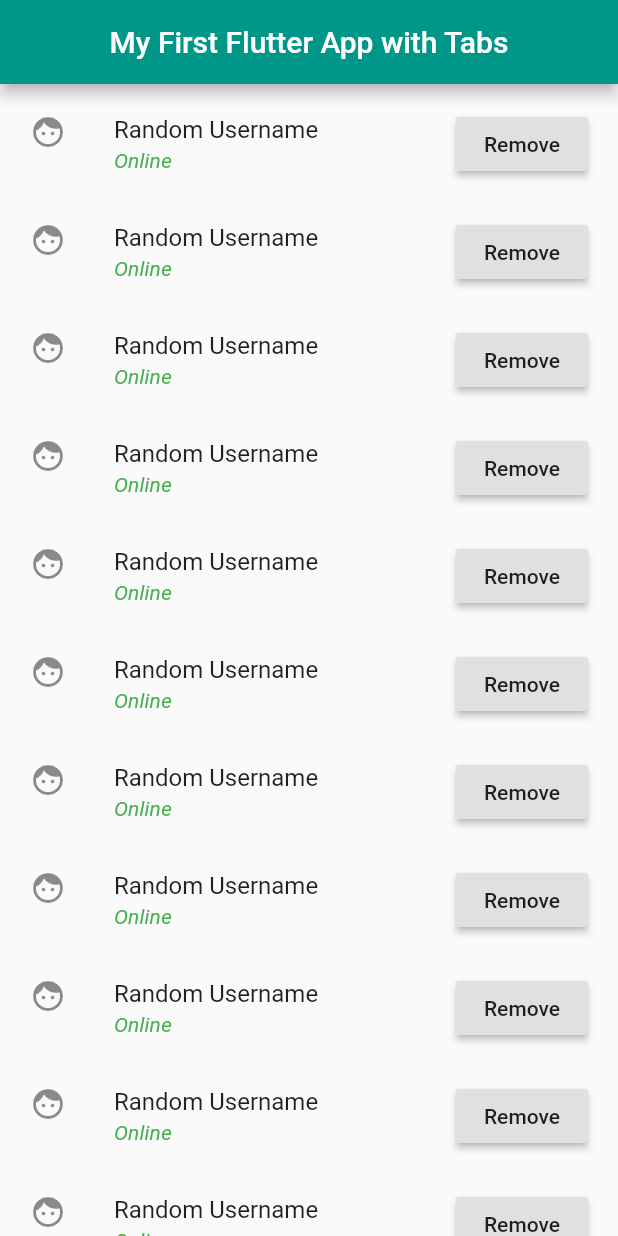
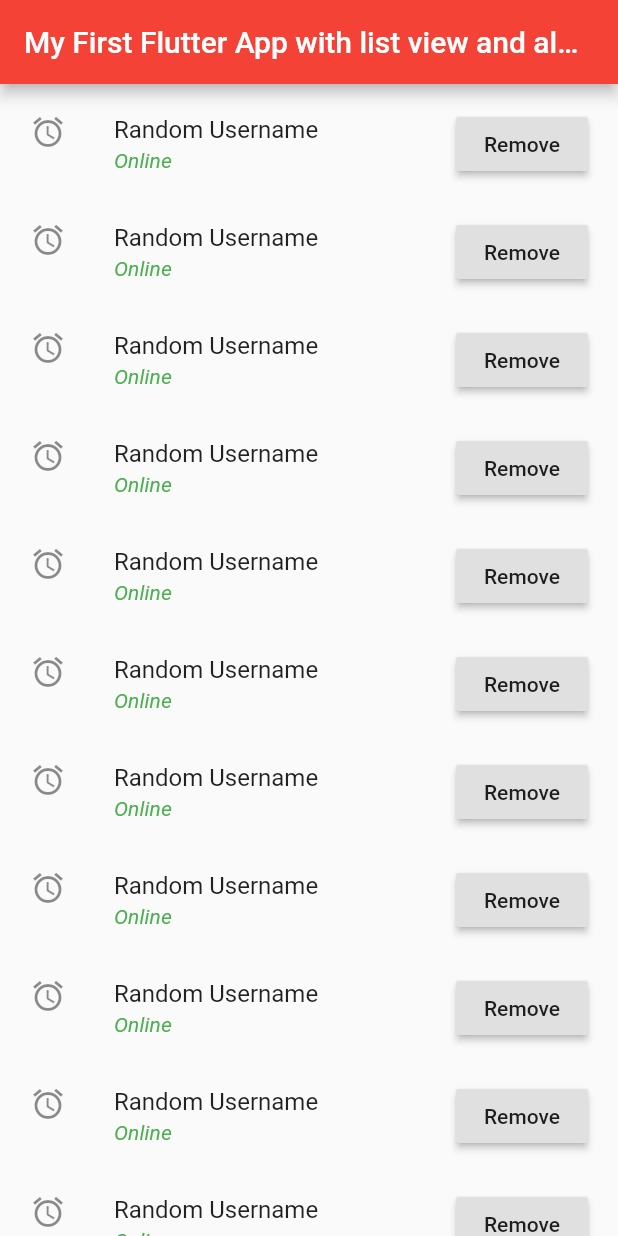
Before and after one commit to suraz-stha/flutter, a Flutter app: the screen it shows after launch, on a phone screen of 412 x 824 dp. Run offline on Flutter 3.47's test engine with Material 2 defaults, Android fonts, the phone set to English and light mode, and no system bars.

Commit message:
list view with simple icon and alert button

```diff
--- a/lib/main.dart
+++ b/lib/main.dart
@@ -20,7 +20,7 @@ class MyApp extends StatelessWidget {
         // or simply save your changes to "hot reload" in a Flutter IDE).
         // Notice that the counter didn't reset back to zero; the application
         // is not restarted.
-        primarySwatch: Colors.teal,
+        primarySwatch: Colors.red,
       ),
       home: MyHomePage(title: 'Flutter Demo Home Page Day 1'),
     );
@@ -66,9 +66,9 @@ class _MyHomePageState extends State<MyHomePage> with SingleTickerProviderStateM
     return new Scaffold(
       appBar: new AppBar(
         title: new Center(
-          child: new Text('My First Flutter App with Tabs'),
+          child: new Text('My First Flutter App with list view and alert'),
         ),
-        backgroundColor: Colors.teal,
+        backgroundColor: Colors.red,
         // bottom: new TabBar(
         //   controller: controller,
         //   tabs: <Widget>[
@@ -107,7 +107,7 @@ class _MyList extends StatelessWidget {
          return new ListTile(
            title: new Text('Random Username'),
            subtitle: new Text('Online',style: new TextStyle(fontStyle: FontStyle.italic,color: Colors.green),),
-           leading: const Icon(Icons.face),
+           leading: const Icon(Icons.access_alarms),
            trailing: new RaisedButton(
              child:  new Text('Remove'),
              onPressed: (){
```
